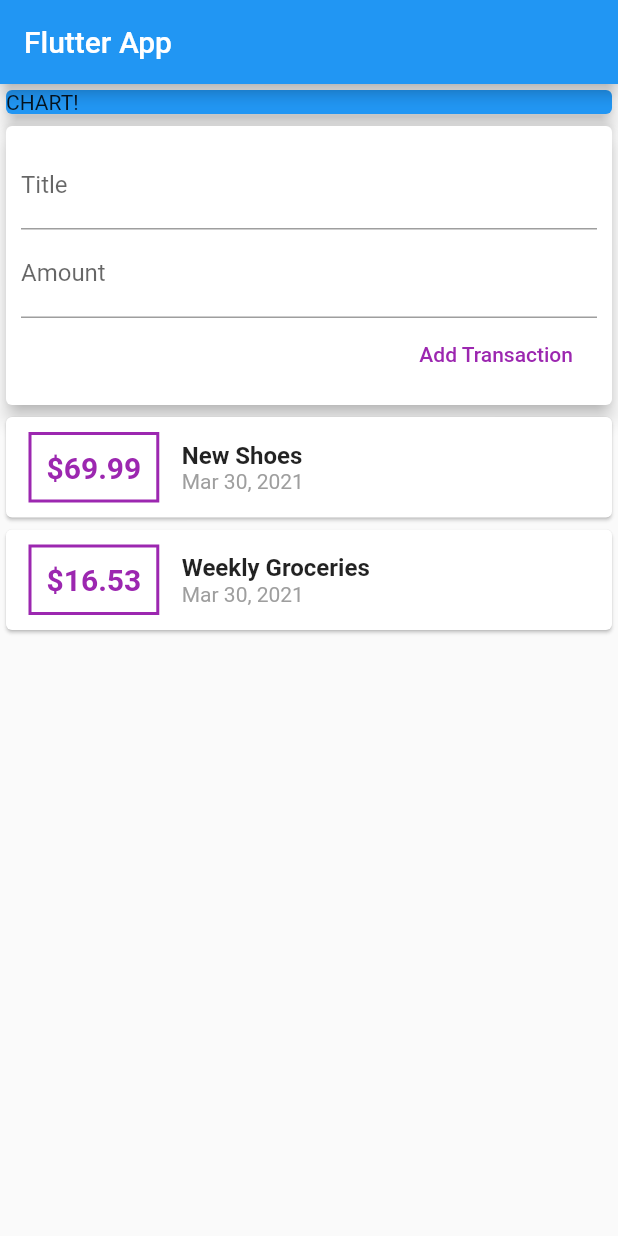
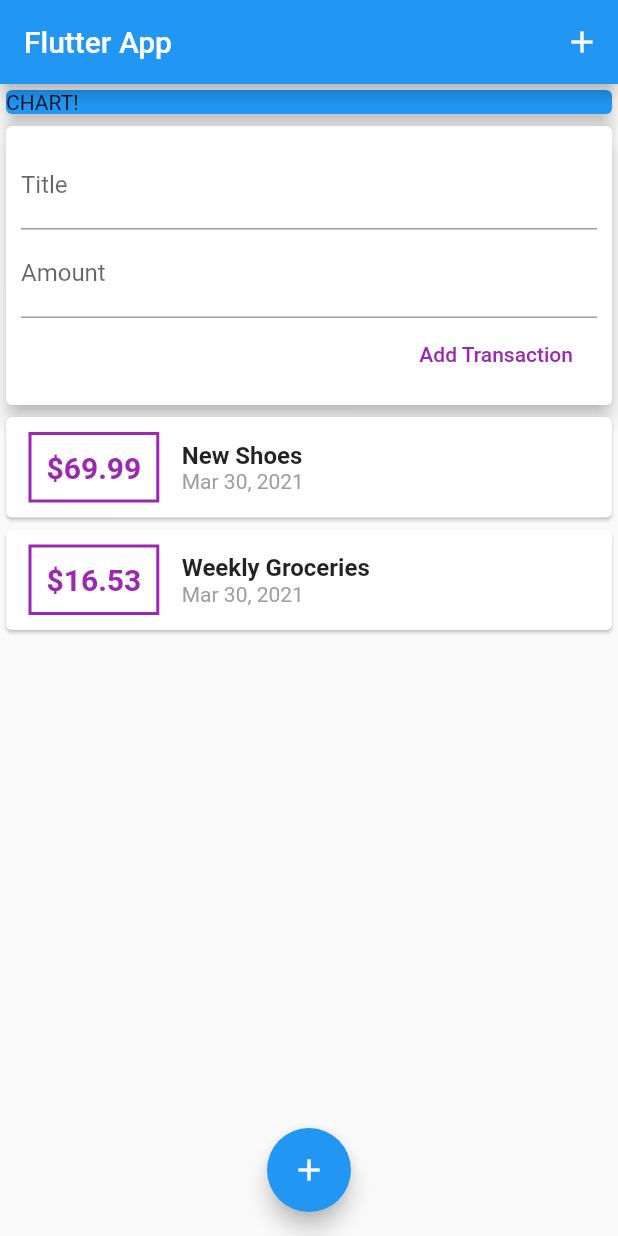
Before and after one commit to romansenin/expense_planner, a Flutter app: the screen it shows after launch, on a phone screen of 412 x 824 dp. Run offline on Flutter 3.47's test engine with Material 2 defaults, Android fonts, the phone set to English and light mode, and no system bars.

Commit message:
add AppBar button and floating action button

```diff
--- a/lib/main.dart
+++ b/lib/main.dart
@@ -10,6 +10,7 @@ class MyApp extends StatelessWidget {
     return MaterialApp(
       title: 'Flutter App',
       home: MyHomePage(),
+      debugShowCheckedModeBanner: false,
     );
   }
 }
@@ -23,6 +24,12 @@ class MyHomePage extends StatelessWidget {
     return Scaffold(
       appBar: AppBar(
         title: Text('Flutter App'),
+        actions: [
+          IconButton(
+            icon: Icon(Icons.add),
+            onPressed: () {},
+          ),
+        ],
       ),
       body: SingleChildScrollView(
         child: Column(
@@ -40,6 +47,13 @@ class MyHomePage extends StatelessWidget {
             UserTransaction(),
           ],
         ),
-        ));
+      ),
+      floatingActionButtonLocation: FloatingActionButtonLocation.centerFloat,
+      floatingActionButton: FloatingActionButton(
+        child: Icon(
+          Icons.add,
+        ),
+      ),
+    );
   }
 }
```
Lines whose indentation alone changed are shown as unchanged.
